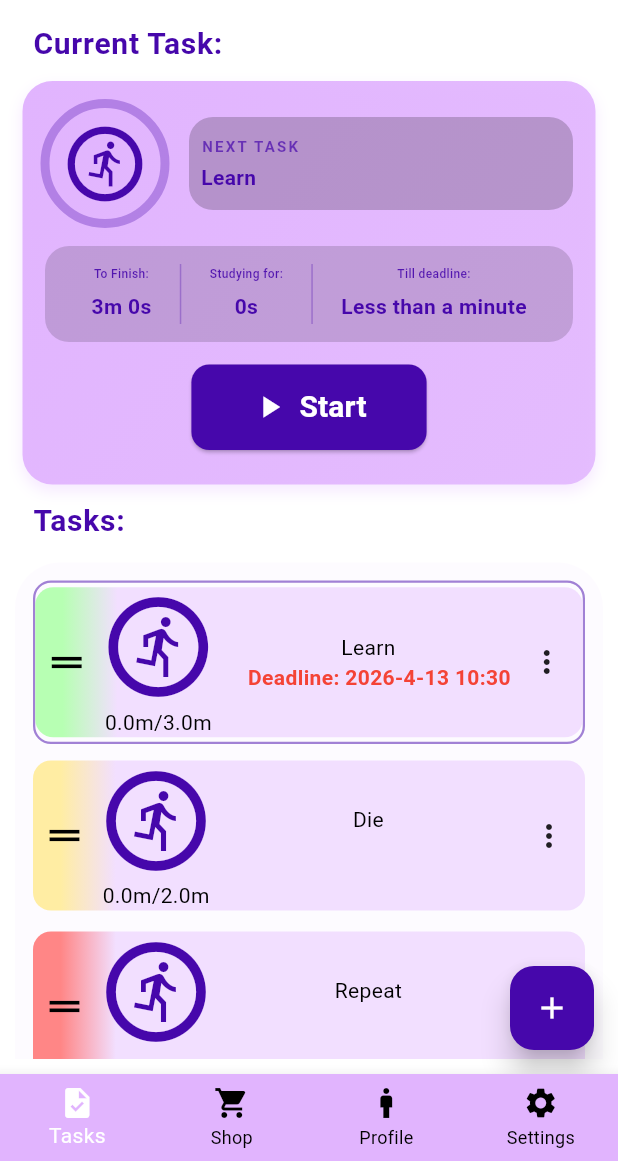
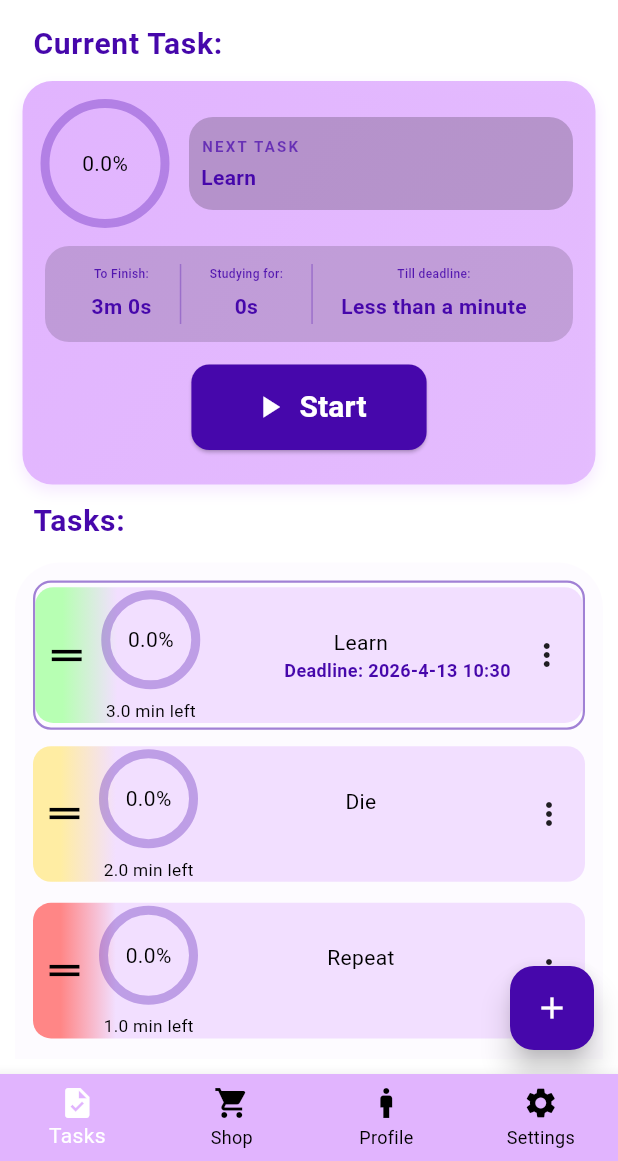
Before and after one commit to GanboldG/RPG-task-manager, a Flutter app: the screen it shows after launch, on a phone screen of 412 x 824 dp, the part 75-1236 px from its top. Run offline on Flutter 3.47's test engine with Material 3 defaults, Android fonts, the phone set to English and light mode, and no system bars; our stand-ins replace image_picker.

Commit message:
Removes running icon from task tiles, adds progress percentage

```diff
--- a/lib/controllers/task_controller.dart
+++ b/lib/controllers/task_controller.dart
@@ -35,7 +35,7 @@ class TaskController extends ChangeNotifier {
 
   List<Task> get tasks => _tasks;
 
-  // ✅ CRITICAL: Constructor that connects TimerService to TaskController
+  // Constructor that connects TimerService to TaskController
   TaskController() {
     // This callback is called every second by the timer
     _timerService.onProgressUpdate = (taskId, doneSeconds) {
@@ -80,6 +80,24 @@ class TaskController extends ChangeNotifier {
     return "Something went wrong";
   }
 
+  void editTask({
+    required int id,
+    String name = "",
+    Difficulty difficulty = Difficulty.easy,
+    double baseMinutes = 0,
+    DateTime? deadline,
+    String description = "",
+  }){
+    final task = _tasks.firstWhere((k) => k.id == id);
+    task.name = name;
+    task.difficulty = difficulty;
+    task.baseSeconds = (baseMinutes * 60).round();
+    task.deadline = deadline;
+    task.description = description;
+
+    notifyListeners();
+  }
+
   // This gets called every second by the timer
   void updateTaskProgress(int taskId, int doneSeconds) {
     final task = _findTaskByID(taskId);
--- a/lib/screens/task/tasks_list_screen.dart
+++ b/lib/screens/task/tasks_list_screen.dart
@@ -120,11 +120,9 @@ class _TaskScreenState extends State<TaskScreen>{
                       ),
                     ),
                   ),
-                  Icon(
-                    Icons.run_circle_outlined,
-                    color: AppColors.textSecondary,
-                    size: 60,
-                  ),
+                  Text(
+                  "${(currentTask.progress * 100).toStringAsFixed(1)}%",
+                )
                 ],
               ),
               SizedBox(width: 16),
--- a/lib/widgets/task_tile.dart
+++ b/lib/widgets/task_tile.dart
@@ -81,19 +81,47 @@ class _TaskTileState extends State<TaskTile>{
 
 
   // Circular bar to show progress of the task
-  Widget _buildCircularProgress(){
-    return Column(
-      children: [
-        Icon(
-          Icons.run_circle_outlined,
-          color: AppColors.textSecondary,
-          size: 80,
+Widget _buildCircularProgress() {
+  return Column(
+    children: [
+      Padding(
+        padding: EdgeInsets.all(5),
+        child: Stack(
+          alignment: Alignment.center,
+          children: [
+            SizedBox(
+              width: 60,
+              height: 60,
+              child: CircularProgressIndicator(
+                value: widget.task.progress,
+                strokeWidth: 6,
+                backgroundColor: AppColors.textSecondary.withOpacity(0.3),
+                valueColor: AlwaysStoppedAnimation<Color>(
+                  AppColors.textSecondary,
+                ),
+              ),
+            ),
+            Text(
+              "${(widget.task.progress * 100).toStringAsFixed(1)}%",
+            ),
+          ],
         ),
-        Text("${widget.task.getDoneMinutes()}m/${widget.task.getBaseMinutes()}m")
-      ]
+      ),
+      // Auto-size text to fit on one line
+      Container(
+        width: 60, // Match circular progress width
+        margin: EdgeInsets.only(top: 4),
+        child: FittedBox(
+            fit: BoxFit.scaleDown, // Shrinks font to fit, but doesn't stretch
+            child: Text(
+              "${(widget.task.getBaseMinutes() - widget.task.getDoneMinutes()).toStringAsFixed(1)} min left",
+              textAlign: TextAlign.center,
+            ),
+          ),
+        ),
+      ],
     );
   }
-
 
   // Builds the main task info
   Widget _buildTaskInfo(){
@@ -113,8 +141,9 @@ class _TaskTileState extends State<TaskTile>{
             child: Text(
               HelperFunctions.formatDateTimeToString(widget.task.deadline),
               style: TextStyle(
-                color: Colors.red,
+                color: AppColors.textSecondary,
                 fontWeight: FontWeight.bold,
+                fontSize: 12,
               )
             )
           )
```
Also changed, not shown: pubspec.lock.
